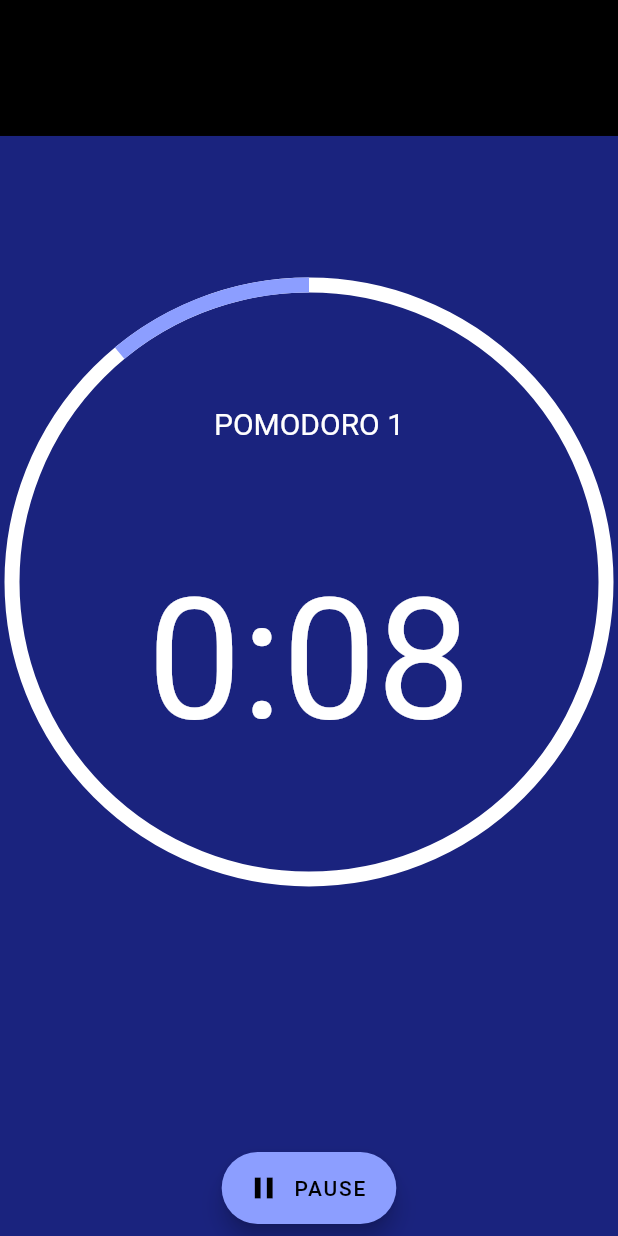
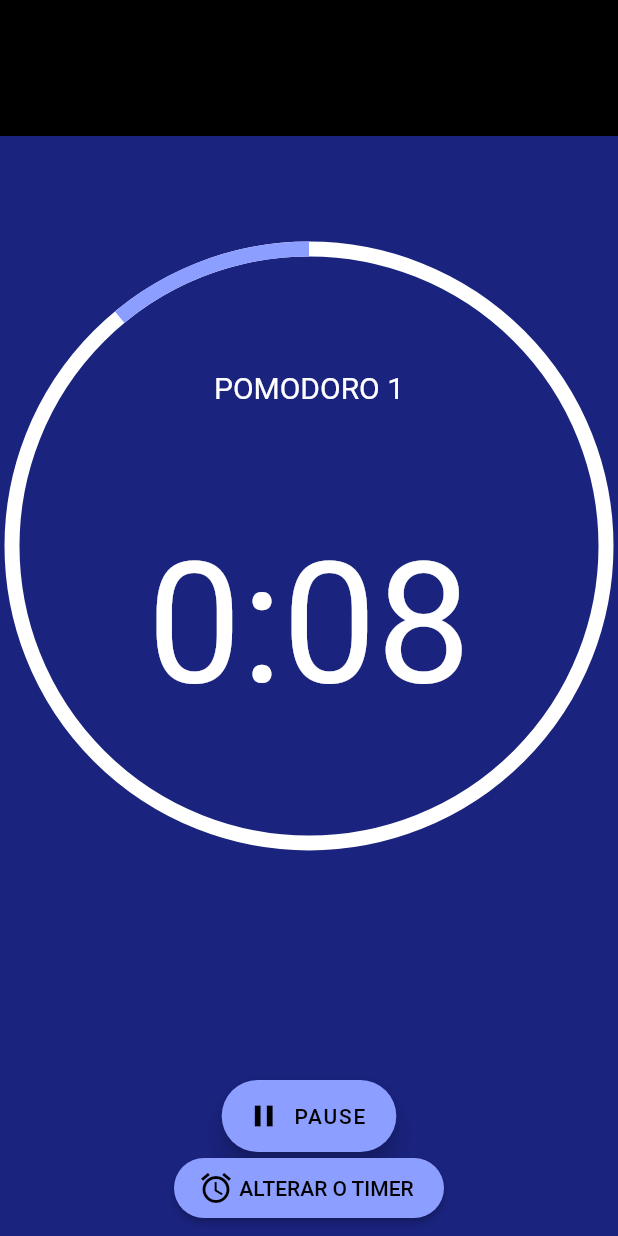
Before and after one commit to gabriela-prado/POMODORO, a Flutter app: the screen it shows after launch, after a tap on "PLAY", on a phone screen of 412 x 824 dp. Run offline on Flutter 3.47's test engine with Material 2 defaults, Android fonts, the phone set to English and light mode, and no system bars; missing offline and left inert: flutter_beep.

```diff
--- a/lib/main.dart
+++ b/lib/main.dart
@@ -3,6 +3,7 @@ import 'dart:async';
 import 'package:flutter/material.dart';
 import 'dart:math' as math;
 import 'package:flutter_beep/flutter_beep.dart';
+import 'package:pomodoro/screens/picker_timer.dart';
 
 void main() => runApp(MyApp());
 
@@ -58,7 +59,7 @@ class _CountDownTimerState extends State<CountDownTimer>
           i++;
           FlutterBeep.playSysSound(49);
 
-          controller.duration = Duration(seconds: 10);
+          controller.duration = Duration(seconds: time);
         }
         controller.reverse();
       } else if (status == AnimationStatus.dismissed) {
@@ -72,14 +73,15 @@ class _CountDownTimerState extends State<CountDownTimer>
 
         if (vezesPomodoro == 4) {
           _showMyDialog().then((value) => {
-            if (value == true){
+                if (value == true)
+                  {
                     setState(() {
                       controller.duration = Duration(seconds: 20);
                     }),
                     controller.forward()
-            }else{
-              controller.forward()
                   }
+                else
+                  {controller.forward()}
               });
         } else {
           controller.forward();
@@ -135,8 +137,7 @@ class _CountDownTimerState extends State<CountDownTimer>
                 alignment: Alignment.bottomCenter,
                 child: Container(
                   color: Colors.indigo[900],
-                    height:
-                        controller.value * MediaQuery.of(context).size.height,
+                  height: controller.value * MediaQuery.of(context).size.height,
                 ),
               ),
               Padding(
@@ -164,20 +165,17 @@ class _CountDownTimerState extends State<CountDownTimer>
                                 child: Column(
                                   mainAxisAlignment:
                                       MainAxisAlignment.spaceEvenly,
-                                    crossAxisAlignment:
-                                        CrossAxisAlignment.center,
+                                  crossAxisAlignment: CrossAxisAlignment.center,
                                   children: <Widget>[
                                     Text(
                                       "$text $i",
                                       style: TextStyle(
-                                            fontSize: 20.0,
-                                            color: Colors.white),
+                                          fontSize: 20.0, color: Colors.white),
                                     ),
                                     Text(
                                       timerString,
                                       style: TextStyle(
-                                            fontSize: 112.0,
-                                            color: Colors.white),
+                                          fontSize: 112.0, color: Colors.white),
                                     ),
                                   ],
                                 ),
@@ -198,37 +196,59 @@ class _CountDownTimerState extends State<CountDownTimer>
                               controller.reverse(
                                 from: controller.value == 0.0
                                     ? 1.0
-                                            : controller.value);
+                                    : controller.value,
+                              );
                             }
                           },
-                                icon: Icon(controller.isAnimating
+                          icon: Icon(
+                            controller.isAnimating
                                 ? Icons.pause
-                                    : Icons.play_arrow),
+                                : Icons.play_arrow,
+                          ),
                           label: Text(
-                                    controller.isAnimating ? "PAUSE" : "PLAY"));
-                          }),
-
-                      /* AnimatedBuilder(
-                          animation: controller,
-                          builder: (context, child) {
-                            return FloatingActionButton.extended(
+                            controller.isAnimating ? "PAUSE" : "PLAY",
+                          ),
+                        );
+                      },
+                    ),
+                    ElevatedButton(
                         onPressed: () {
-                                  if (controller.isAnimating)
-                                    controller.stop();
-                                  else {
-                                    controller.reverse(
-                                        from: controller.value == 0.0
-                                            ? 1.0
-                                            : controller.value);
-                                  };
-                                  label: Text(
-                                    controller.isAnimating ? "MUDAR O TIMER"));
-                          ),*/
+                          alterarTimer(context);
+                        },
+                        child: Row(
+                          children: <Widget>[
+                            Icon(Icons.access_alarm_outlined,
+                                color: Colors.black),
+                            Text(" ALTERAR O TIMER",
+                                style: TextStyle(color: Colors.black)),
+                          ],
+                        ),
+                        style: TextButton.styleFrom(
+                          fixedSize: Size(180, 40),
+                          backgroundColor: Colors.indigoAccent[100],
+                          shape: RoundedRectangleBorder(
+                            borderRadius: BorderRadius.circular(50),
+                          ),
+                        )),
                   ],
                 ),
               ),
             ],
           );
+        },
+      ),
+    );
+  }
+
+  void alterarTimer(BuildContext context) {
+    Navigator.push(
+      context,
+      MaterialPageRoute(builder: (context) => PickerTimer()),
+    ).then(
+      (value) => setState(() {
+        debugPrint(value.toString());
+        time = value;
+        controller.duration = Duration(seconds: time);
       }),
     );
   }
```
Also changed, not shown: lib/screens/picker_timer.dart (added, +93 -0 lines). Lines whose indentation alone changed are shown as unchanged.
